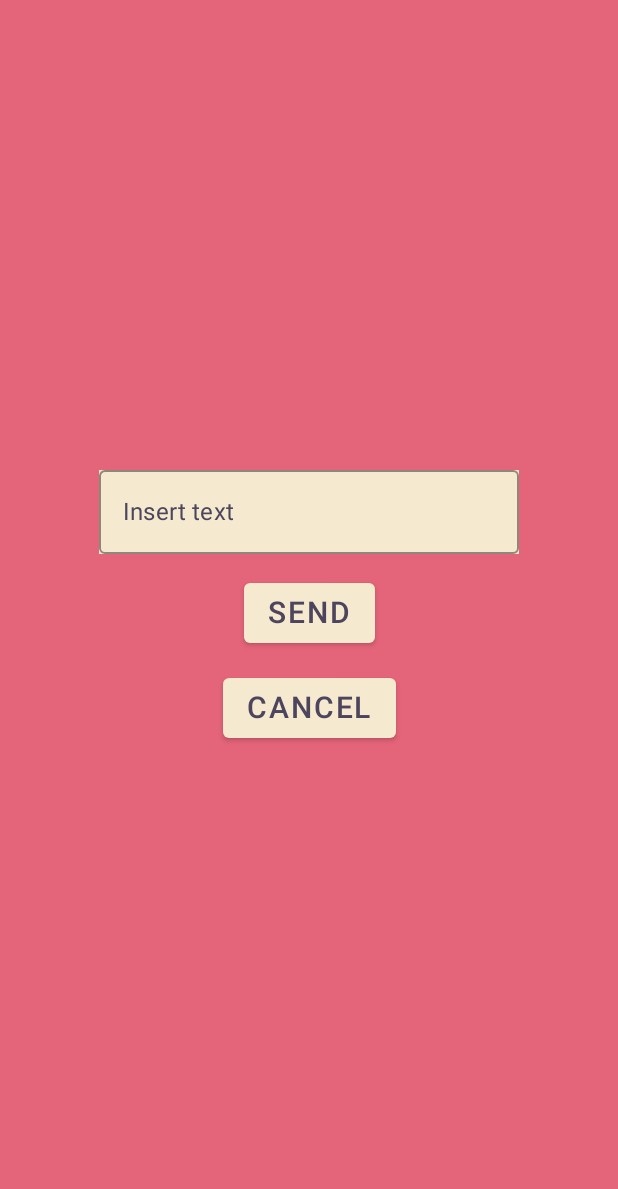
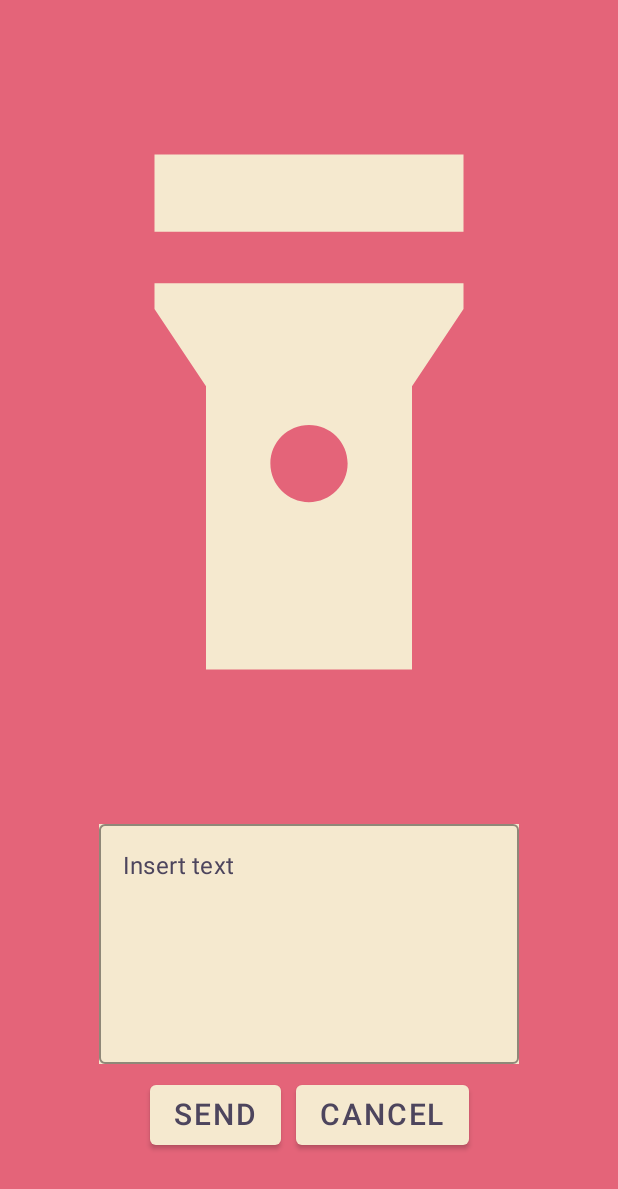
Before and after one commit to Risto12/MorseCodeGame, an Android app built with Jetpack Compose: the @Preview function DefaultPreview, on a phone screen of 412 x 824 dp. Shown: the top 1189 px of the screen. Run offline under Robolectric (Android 15) with nearby library versions, the phone set to English and light mode, and no system bars.

Commit message:
chore: adjust style for flashlight activity

```diff
--- a/app/src/main/java/com/example/morsecodegame/FlashLightActivity.kt
+++ b/app/src/main/java/com/example/morsecodegame/FlashLightActivity.kt
@@ -9,6 +9,7 @@ import android.util.Log
 import androidx.activity.ComponentActivity
 import androidx.activity.compose.setContent
 import androidx.activity.viewModels
+import androidx.compose.foundation.Image
 import androidx.compose.foundation.background
 import androidx.compose.foundation.layout.*
 import androidx.compose.material.*
@@ -18,13 +19,14 @@ import androidx.compose.runtime.saveable.rememberSaveable
 import androidx.compose.ui.Alignment
 import androidx.compose.ui.Modifier
 import androidx.compose.ui.platform.LocalContext
+import androidx.compose.ui.res.painterResource
 import androidx.compose.ui.tooling.preview.Preview
 import androidx.compose.ui.unit.dp
 import androidx.lifecycle.lifecycleScope
 import com.example.morsecodegame.components.ExceptionActivityResult.Companion.EXTRA_KEY_EXCEPTION_MESSAGE
 import com.example.morsecodegame.components.ExceptionActivityResult.Companion.REQUEST_CODE_EXCEPTION
+import com.example.morsecodegame.morsecode.MorseCodeLetter
 import com.example.morsecodegame.ui.composables.SharedComposable
-import com.example.morsecodegame.morsecode.MorseCodeLetter
 import com.example.morsecodegame.ui.theme.MorseCodeGameTheme
 import com.example.morsecodegame.utility.ToastGenerator
 import com.example.morsecodegame.utility.getOptions
@@ -154,11 +156,9 @@ fun SendMorseBox(
     sendingMorse: Boolean = false
 ) {
     MorseCodeGameTheme {
-        Box(modifier = Modifier.fillMaxSize().background(color = MaterialTheme.colors.background)) {
         Column(
             modifier = Modifier
-                    .align(Alignment.Center)
-                    .fillMaxWidth(),
+                .fillMaxSize().background(MaterialTheme.colors.background),
             horizontalAlignment = Alignment.CenterHorizontally
         ) {
             val insertText = LocalContext.current.getString(R.string.flash_light_insert_text)
@@ -169,6 +169,13 @@ fun SendMorseBox(
             var inputText by rememberSaveable { mutableStateOf("") }
             var placeHolderText by remember { mutableStateOf(insertText) }
 
+            Box(modifier = Modifier.weight(2.4f)) {
+                Image(
+                    painterResource(R.drawable.baseline_flashlight_on_24),
+                    contentDescription = "Flashlight",
+                    modifier = Modifier.fillMaxSize()
+                )
+            }
             OutlinedTextField(
                 value = inputText,
                 onValueChange = { text -> inputText = text },
@@ -178,12 +185,13 @@ fun SendMorseBox(
                         color = MaterialTheme.colors.onPrimary
                     )
                 },
-                    modifier = Modifier.background(MaterialTheme.colors.primary),
+                modifier = Modifier.background(MaterialTheme.colors.primary).weight(0.7f),
                 colors = TextFieldDefaults.textFieldColors(
                     backgroundColor = MaterialTheme.colors.primary,
                     textColor = MaterialTheme.colors.onPrimary
                 )
             )
+            Row(modifier = Modifier.weight(0.5f).padding(bottom = 5.dp, top = 10.dp)) {
                 SharedComposable.DefaultButton(
                     configurations = SharedComposable.DefaultButtonConfigurations(
                         text = send,
@@ -197,7 +205,7 @@ fun SendMorseBox(
                         enabled = !sendingMorse,
                         available = !sendingMorse
                     ),
-                    modifier = Modifier.padding(bottom = 15.dp, top = 15.dp)
+                    modifier = Modifier.padding(end = 10.dp)
                 )
                 SharedComposable.DefaultButton(
                     configurations = SharedComposable.DefaultButtonConfigurations(
--- a/app/src/main/java/com/example/morsecodegame/MainActivity.kt
+++ b/app/src/main/java/com/example/morsecodegame/MainActivity.kt
@@ -24,8 +24,8 @@ import androidx.compose.ui.unit.dp
 import androidx.compose.ui.unit.sp
 import androidx.compose.ui.window.Popup
 import com.example.morsecodegame.components.ExceptionActivityResult
+import com.example.morsecodegame.configurations.MainInfoTextConfigurations
 import com.example.morsecodegame.ui.composables.SharedComposable
-import com.example.morsecodegame.configurations.MainInfoTextConfigurations
 import com.example.morsecodegame.ui.theme.MorseCodeGameTheme
 import com.example.morsecodegame.utility.DebugLifecycleObserver
 import com.example.morsecodegame.utility.LifecycleDebugLogger
--- a/app/src/main/java/com/example/morsecodegame/ui/composables/SharedComposable.kt
+++ b/app/src/main/java/com/example/morsecodegame/ui/composables/SharedComposable.kt
@@ -153,7 +153,7 @@ fun GameScreen(
     ) {
         Image(
             painterResource(imageId),
-            contentDescription = "Stormy sea",
+            contentDescription = "Stormy sea"
         )
         content()
     }
```
Also changed, not shown: app/src/main/java/com/example/morsecodegame/MorseCodeLettersActivity.kt (+9 -5 lines), app/src/main/java/com/example/morsecodegame/OptionsActivity.kt (+4 -4 lines), app/src/main/java/com/example/morsecodegame/SinglePlayerActivity.kt (+10 -11 lines), app/src/main/java/com/example/morsecodegame/ui/theme/Color.kt (line endings or trailing spaces). Lines whose indentation alone changed are shown as unchanged.
